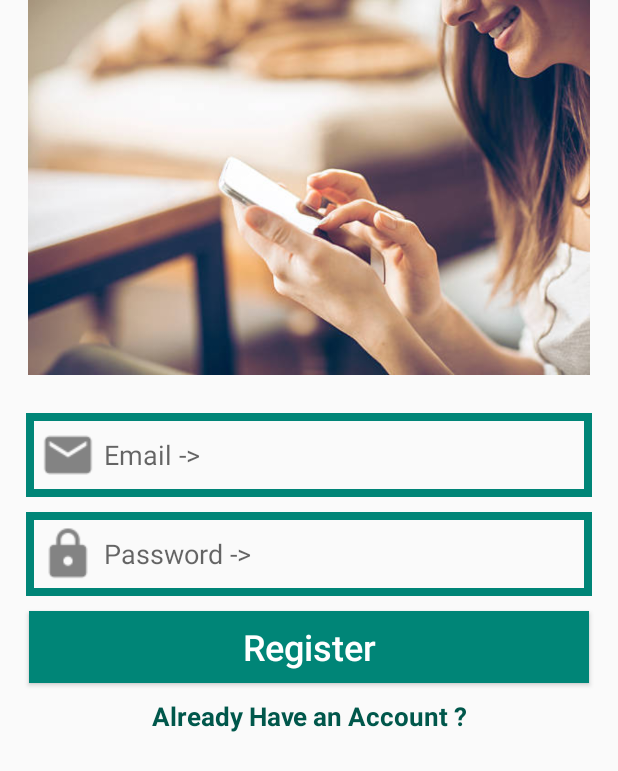
After one commit to Nowe5/AndroidChattingApp, an Android app: the RegisterActivity screen opened directly, with no data from a screen before it, on a phone screen of 412 x 824 dp. The commit adds this screen. Shown: the top 771 px of the screen. Run offline under Robolectric (Android 15) with nearby library versions, the light colour scheme and no system bars.

Commit message:
user auth, login ve register

```diff
--- a/app/src/main/AndroidManifest.xml
+++ b/app/src/main/AndroidManifest.xml
@@ -9,6 +9,8 @@
         android:roundIcon="@mipmap/ic_launcher_round"
         android:supportsRtl="true"
         android:theme="@style/AppTheme">
+        <activity android:name=".RegisterActivity"></activity>
+        <activity android:name=".LoginActivity" />
         <activity android:name=".MainActivity">
             <intent-filter>
                 <action android:name="android.intent.action.MAIN" />
--- /dev/null
+++ b/app/src/main/java/com/example/a611_windows/RegisterActivity.java
@@ -0,0 +1,14 @@
+package com.example.a611_windows;
+
+import android.os.Bundle;
+
+import androidx.appcompat.app.AppCompatActivity;
+
+public class RegisterActivity extends AppCompatActivity {
+
+    @Override
+    protected void onCreate(Bundle savedInstanceState) {
+        super.onCreate(savedInstanceState);
+        setContentView(R.layout.activity_register);
+    }
+}
--- /dev/null
+++ b/app/src/main/res/drawable/buttons.xml
@@ -0,0 +1,12 @@
+<?xml version="1.0" encoding="utf-8"?>
+<shape xmlns:android="http://schemas.android.com/apk/res/android">
+
+    <solid
+        android:color="@color/colorPrimary"
+
+
+        ></solid>
+
+
+
+</shape>
--- /dev/null
+++ b/app/src/main/res/drawable/inputs.xml
@@ -0,0 +1,11 @@
+<?xml version="1.0" encoding="utf-8"?>
+<shape xmlns:android="http://schemas.android.com/apk/res/android">
+
+    <stroke
+        android:color="@color/colorPrimary"
+        android:width="5dp"
+
+
+        ></stroke>
+
+</shape>
--- /dev/null
+++ b/app/src/main/res/layout/activity_register.xml
@@ -0,0 +1,85 @@
+<?xml version="1.0" encoding="utf-8"?>
+<RelativeLayout xmlns:android="http://schemas.android.com/apk/res/android"
+    xmlns:app="http://schemas.android.com/apk/res-auto"
+    xmlns:tools="http://schemas.android.com/tools"
+    android:layout_width="match_parent"
+    android:layout_height="match_parent"
+    tools:context=".RegisterActivity">
+
+
+    <ImageView
+        android:id="@+id/register_image"
+        android:layout_width="match_parent"
+        android:layout_height="250dp"
+        android:src="@drawable/signup_photo"
+        android:layout_alignParentStart="true"
+        android:layout_alignParentTop="true"
+        android:scaleType="fitCenter"
+        />
+
+    <EditText
+        android:id="@+id/register_email"
+        android:layout_width="match_parent"
+        android:layout_height="wrap_content"
+        android:layout_alignParentStart="true"
+        android:layout_below="@+id/register_image"
+        android:hint="Email ->"
+        android:inputType="textEmailAddress"
+        android:background="@drawable/inputs"
+        android:padding="4dp"
+        android:drawableStart="@drawable/email"
+        android:layout_marginTop="25dp"
+        android:layout_marginLeft="17dp"
+        android:layout_marginRight="17dp"
+        />
+
+    <EditText
+        android:id="@+id/register_password"
+        android:layout_width="match_parent"
+        android:layout_height="wrap_content"
+        android:layout_alignParentStart="true"
+        android:layout_below="@+id/register_email"
+        android:hint="Password ->"
+        android:inputType="textPassword"
+        android:background="@drawable/inputs"
+        android:padding="4dp"
+        android:drawableStart="@drawable/password"
+        android:layout_marginTop="10dp"
+        android:layout_marginLeft="17dp"
+        android:layout_marginRight="17dp"
+        />
+
+    <Button
+        android:id="@+id/register_button"
+        android:layout_width="match_parent"
+        android:layout_height="wrap_content"
+        android:layout_below="@+id/register_password"
+        android:padding="4dp"
+        android:layout_marginTop="10dp"
+        android:layout_marginLeft="19dp"
+        android:layout_marginRight="19dp"
+        android:text="Register"
+        android:textAllCaps="false"
+        android:textSize="24sp"
+        android:textColor="@android:color/background_light"
+        android:background="@drawable/buttons"
+        />
+
+    <TextView
+        android:id="@+id/have_account_link"
+        android:layout_width="match_parent"
+        android:layout_height="wrap_content"
+        android:layout_centerHorizontal="true"
+        android:layout_below="@+id/register_button"
+        android:text="Already Have an Account ?"
+        android:layout_marginTop="10dp"
+        android:layout_marginLeft="15dp"
+        android:layout_marginRight="23dp"
+        android:textAlignment="center"
+        android:textSize="17sp"
+        android:textStyle="bold"
+        android:textColor="@color/colorPrimaryDark"
+        />
+
+
+</RelativeLayout>
```
Also changed, not shown: app/src/main/java/com/example/a611_windows/LoginActivity.java (added, +39 -0 lines), app/src/main/java/com/example/a611_windows/MainActivity.java (+19 -1 lines), app/src/main/res/layout/activity_login.xml (added, +142 -0 lines), app/src/main/res/drawable/edit_profile.png (added), app/src/main/res/drawable/edit_status.png (added), app/src/main/res/drawable/email.png (added), app/src/main/res/drawable/login_photo.jpg (added), app/src/main/res/drawable/online.png (added), app/src/main/res/drawable/password.png (added), app/src/main/res/drawable/phone.png (added), app/src/main/res/drawable/profile_activity.png (added), app/src/main/res/drawable/profile_image.png (added), app/src/main/res/drawable/send_message.png (added), app/src/main/res/drawable/signup_photo.jpg (added).
